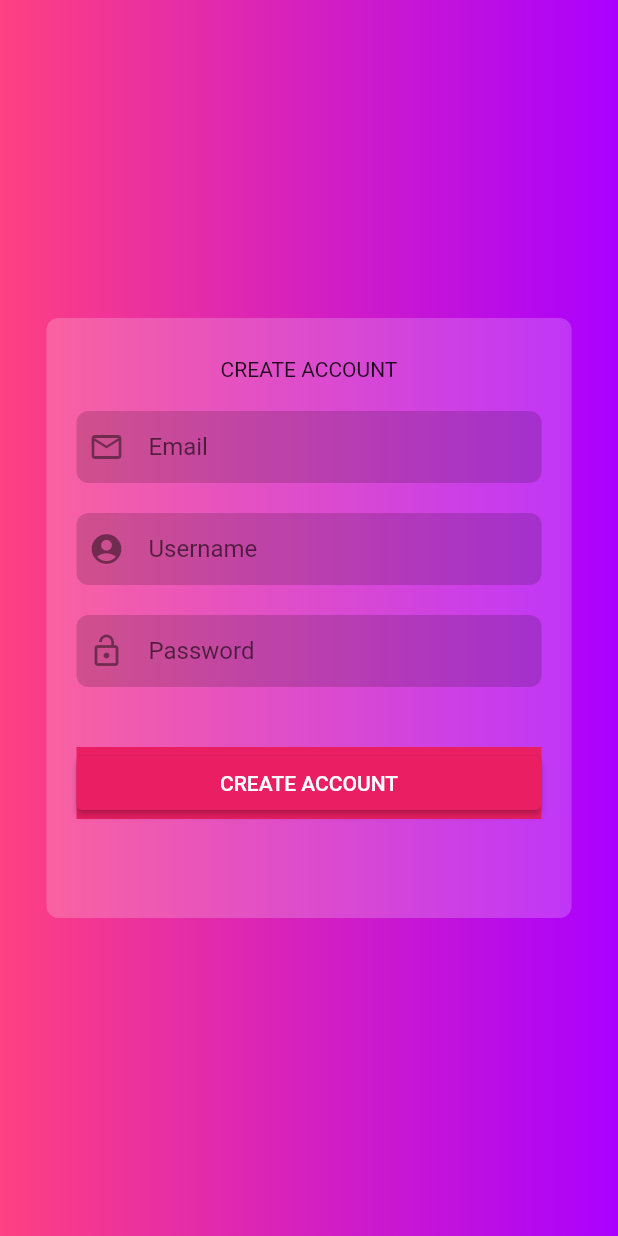
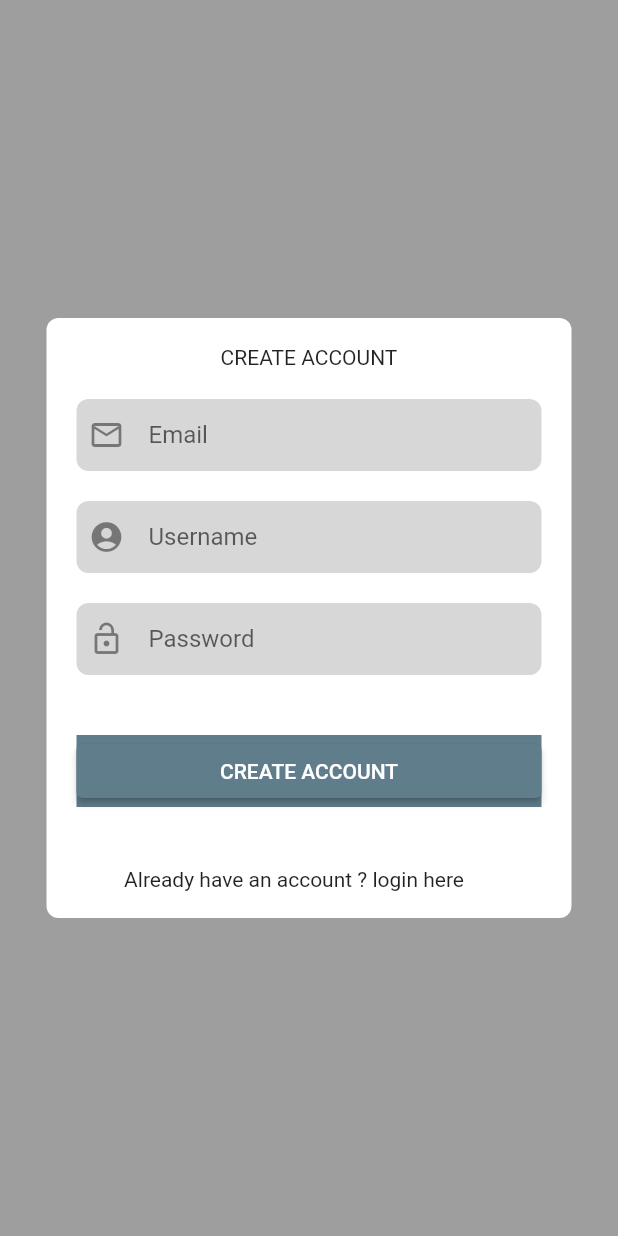
Before and after one commit to Democracity/BO-cracity, a Flutter app: the screen it shows after launch, after a tap on "Sign up here.", on a phone screen of 412 x 824 dp. Run offline on Flutter 3.47's test engine with Material 2 defaults, Android fonts, the phone set to English and light mode, and no system bars; our stand-ins replace easy_sidemenu, syncfusion_flutter_charts; accounts and stored records are empty; network calls fail.

Commit message:
modification page d'accueil

```diff
--- a/lib/pages/create_account.dart
+++ b/lib/pages/create_account.dart
@@ -44,13 +44,13 @@ class _CreateAccountState extends State<CreateAccount> {
     return Container(
       decoration: BoxDecoration(
           gradient: LinearGradient(
-              colors: [Colors.pinkAccent, Colors.purpleAccent.shade700])),
+              colors: [Colors.grey, Colors.grey])),
       child: Scaffold(
         backgroundColor: Colors.transparent,
         body: Center(
           child: Container(
             decoration: BoxDecoration(
-              color: Colors.white.withAlpha(50),
+              color: Colors.white,
               borderRadius: BorderRadius.circular(8),
             ),
             height: 400,
@@ -131,11 +131,11 @@ class _CreateAccountState extends State<CreateAccount> {
                 Padding(
                   padding: const EdgeInsets.symmetric(horizontal: 20),
                   child: Container(
-                    decoration: const BoxDecoration(color: Colors.pink),
+                    decoration: const BoxDecoration(color: Colors.blueGrey),
                     child: ElevatedButton(
                       onPressed: () async {
                         ScaffoldMessenger.of(context).showSnackBar(
-                            const SnackBar(content: Text("Votre compte a bien été crée"))
+                            const SnackBar(content: Text("Account created"))
                         );
                         String mail = mailController.text;
                         String username = usernameController.text;
@@ -161,13 +161,25 @@ class _CreateAccountState extends State<CreateAccount> {
                         ),
                       ),
                       style: ElevatedButton.styleFrom(
-                        primary: Colors.pink,
+                        primary: Colors.blueGrey,
                       ),
                     ),
                   ),
                 ),
                 const SizedBox(
                   height: 40,
+                ),
+                Padding(
+                  padding: const EdgeInsets.only(right: 20),
+                  child: Row(
+                    mainAxisAlignment: MainAxisAlignment.center,
+                    children: [
+                      const Text(""),
+                      GestureDetector(
+                          onTap: () => _goToLogin(context),
+                          child: const Text("Already have an account ? login here")),
+                    ],
+                  ),
                 ),
               ],
             ),
--- a/lib/pages/login.dart
+++ b/lib/pages/login.dart
@@ -26,13 +26,13 @@ class _LoginState extends State<Login> {
     return Container(
       decoration: BoxDecoration(
           gradient: LinearGradient(
-              colors: [Colors.pinkAccent, Colors.purpleAccent.shade700])),
+              colors: [Colors.grey, Colors.grey])),
       child: Scaffold(
         backgroundColor: Colors.transparent,
         body: Center(
           child: Container(
             decoration: BoxDecoration(
-              color: Colors.white.withAlpha(50),
+              color: Colors.white,
               borderRadius: BorderRadius.circular(8),
             ),
             height: 400,
@@ -40,7 +40,7 @@ class _LoginState extends State<Login> {
             child: Column(
               mainAxisAlignment: MainAxisAlignment.center,
               children: [
-                const Text("LOGIN"),
+                const Text("LOGIN",style: TextStyle(fontSize: 30)),
                 const SizedBox(
                   height: 20,
                 ),
@@ -56,8 +56,8 @@ class _LoginState extends State<Login> {
                       child: TextField(
                         decoration: const InputDecoration(
                             border: InputBorder.none,
-                            hintText: 'Email',
-                            icon: Icon(Icons.email_outlined)),
+                            hintText: 'Username',
+                            icon: Icon(Icons.account_circle_outlined)),
                         controller: usernameController,
 
                       ),
@@ -77,12 +77,14 @@ class _LoginState extends State<Login> {
                     child:  Padding(
                       padding: const EdgeInsets.only(left: 8.0),
                       child: TextField(
+                        obscureText: true,
+                        enableSuggestions: false,
+                        autocorrect: false,
                         decoration: const InputDecoration(
                             border: InputBorder.none,
                             hintText: 'Password',
                             icon: Icon(Icons.lock_open)),
                         controller: passwordController,
-
                       ),
                     ),
                   ),
@@ -103,28 +105,24 @@ class _LoginState extends State<Login> {
                 Padding(
                   padding: const EdgeInsets.symmetric(horizontal: 20),
                   child: Container(
-                    decoration: const BoxDecoration(color: Colors.pink),
+                    decoration: const BoxDecoration(color: Colors.blueGrey),
                     child: ElevatedButton(
                       onPressed: () async {
 
                         String username = usernameController.text;
                         String password = passwordController.text;
-                        print("HELLO");
-                        bool loginStatus =
-                        await ApiServices.login(username, password);
-                        print("HELOOOOOOOOO");
+                        print("connection");
+                        //bool loginStatus =
+                        //await ApiServices.login(username, password);
                         //print (await login(username, password));
 
-                        if(loginStatus){
-                          ScaffoldMessenger.of(context).showSnackBar(
-                            const SnackBar(content: Text("Utilisateur connecté"))
-                        );
+                        //if(loginStatus){
                          _goToDashboard(context, username);
-                        } else {
-                          ScaffoldMessenger.of(context).showSnackBar(
-                              const SnackBar(content: Text("Utilisateur non connecté"))
-                          );
-                        }
+                        //} else {
+                         // ScaffoldMessenger.of(context).showSnackBar(
+                        //      const SnackBar(content: Text("Wrong username or password"))
+                          //);
+                       // }
 
                       },
                       child: Padding(
@@ -137,7 +135,7 @@ class _LoginState extends State<Login> {
                         ),
                       ),
                       style: ElevatedButton.styleFrom(
-                        primary: Colors.pink
+                          primary: Colors.blueGrey
                       ),
                     ),
                   ),
```
Also changed, not shown: lib/pages/dashboard.dart (+24 -27 lines), assets/images/logo.jpg (added), pubspec.lock.
